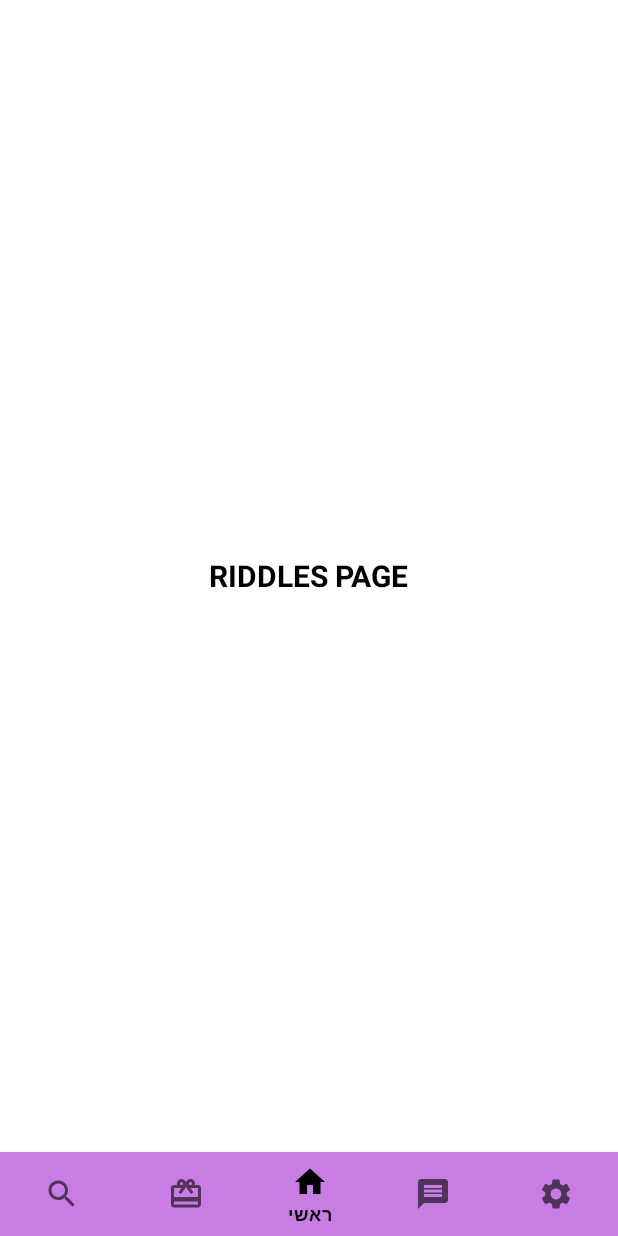
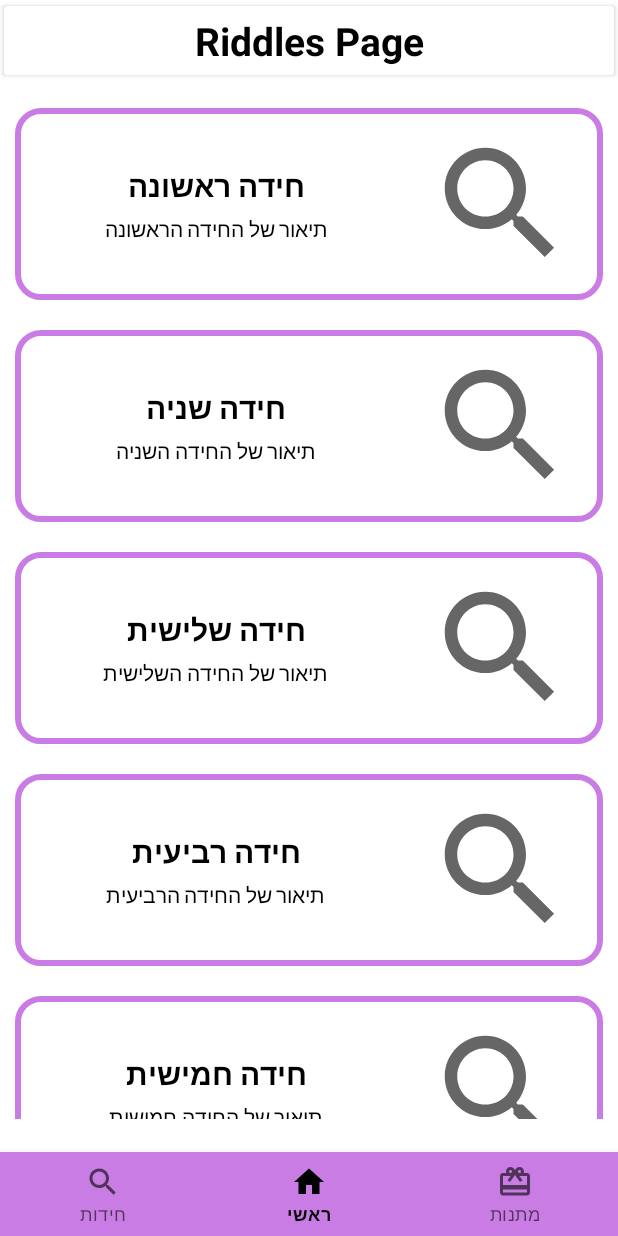
Before and after one commit to MishelK/T-L-Wedding, an Android app: the fragment RiddlesFragment placed in its activity, on a phone screen of 412 x 824 dp. Run offline under Robolectric (Android 15) with nearby library versions, the light colour scheme and no system bars.

Commit message:
Riddles fragment, adapter and data handling implementation

```diff
--- a/app/build.gradle
+++ b/app/build.gradle
@@ -42,4 +42,5 @@ dependencies {
     androidTestImplementation 'androidx.test.ext:junit:1.1.3'
     androidTestImplementation 'androidx.test.espresso:espresso-core:3.4.0'
     implementation 'androidx.lifecycle:lifecycle-extensions:2.2.0'
+    implementation 'com.google.code.gson:gson:2.9.1'
 }
--- /dev/null
+++ b/app/src/main/java/com/mishelk/talia_lior_wedding/adapters/RiddleAdapter.kt
@@ -0,0 +1,44 @@
+package com.mishelk.talia_lior_wedding.adapters
+
+import android.content.Context
+import android.media.Image
+import android.view.LayoutInflater
+import android.view.View
+import android.view.ViewGroup
+import android.widget.ImageView
+import android.widget.TextView
+import androidx.recyclerview.widget.RecyclerView
+import com.mishelk.talia_lior_wedding.R
+import com.mishelk.talia_lior_wedding.data_classes.Riddle
+import java.util.*
+
+
+class RiddleAdapter(context: Context, private var data: List<Riddle>) : RecyclerView.Adapter<RiddleAdapter.ViewHolder>() {
+
+    private val mInflater: LayoutInflater = LayoutInflater.from(context)
+
+    override fun onCreateViewHolder(parent: ViewGroup, viewType: Int): ViewHolder {
+        val view: View = mInflater.inflate(R.layout.item_riddle, parent, false)
+        return ViewHolder(view)
+    }
+
+    override fun onBindViewHolder(holder: ViewHolder, position: Int) {
+        val riddle: Riddle = data[position]
+        holder.tvTitle.text = riddle.title
+        holder.tvDescription.text = riddle.description
+        if (riddle.isSolved)
+            holder.ivImage.setImageResource(R.drawable.ic_check)
+        else
+            holder.ivImage.setImageResource(R.drawable.search)
+    }
+
+    override fun getItemCount(): Int {
+        return data.size
+    }
+
+    inner class ViewHolder(itemView: View) : RecyclerView.ViewHolder(itemView) {
+        var tvTitle: TextView = itemView.findViewById(R.id.tvTitle)
+        var tvDescription: TextView = itemView.findViewById(R.id.tvDescription)
+        var ivImage: ImageView = itemView.findViewById(R.id.ivImage)
+    }
+}
--- /dev/null
+++ b/app/src/main/java/com/mishelk/talia_lior_wedding/data_classes/Riddle.kt
@@ -0,0 +1,11 @@
+package com.mishelk.talia_lior_wedding.data_classes
+
+import org.json.JSONObject
+
+data class Riddle(
+    var id: Int = 0,
+    var title: String? = "",
+    var description: String? = "",
+    var answer: String = "",
+    var isSolved: Boolean = false
+)
--- a/app/src/main/java/com/mishelk/talia_lior_wedding/fragments/RiddlesFragment.kt
+++ b/app/src/main/java/com/mishelk/talia_lior_wedding/fragments/RiddlesFragment.kt
@@ -1,24 +1,73 @@
 package com.mishelk.talia_lior_wedding.fragments
 
+import android.content.Context
+import android.content.Context.MODE_PRIVATE
 import android.os.Bundle
 import android.view.LayoutInflater
 import android.view.View
 import android.view.ViewGroup
 import androidx.fragment.app.Fragment
+import androidx.recyclerview.widget.LinearLayoutManager
+import com.google.gson.Gson
+import com.google.gson.reflect.TypeToken
 import com.mishelk.talia_lior_wedding.R
+import com.mishelk.talia_lior_wedding.adapters.RiddleAdapter
+import com.mishelk.talia_lior_wedding.data_classes.Riddle
+import kotlinx.android.synthetic.main.fragment_riddles.*
+import org.json.JSONObject
+import java.io.BufferedReader
+import java.io.IOException
+import java.io.InputStream
+import java.io.InputStreamReader
 
 class RiddlesFragment: Fragment() {
+
+    private var riddles: MutableList<Riddle> = ArrayList()
 
     // The onCreateView method is called when Fragment should create its View object hierarchy,
     // either dynamically or via XML layout inflation.
     override fun onCreateView(inflater: LayoutInflater, parent: ViewGroup?, savedInstanceState: Bundle?): View? {
         // Defines the xml file for the fragment
+        riddles = getRiddlesData()
+        saveRiddlesData()
         return inflater.inflate(R.layout.fragment_riddles, parent, false)
     }
 
     // This event is triggered soon after onCreateView().
     // Any view setup should occur here.  E.g., view lookups and attaching view listeners.
-//    override fun onViewCreated(view: View?, savedInstanceState: Bundle?) {
-//        // Setup any handles to view objects here
-//    }
+    override fun onViewCreated(view: View, savedInstanceState: Bundle?) {
+        super.onViewCreated(view, savedInstanceState)
+        rvContent.layoutManager = LinearLayoutManager(context)
+        rvContent.adapter = RiddleAdapter(context ?: return, riddles)
+    }
+
+    private fun saveRiddlesData() {
+        val gson = Gson()
+        val stringJson = gson.toJson(riddles)
+        val prefs = requireContext().getSharedPreferences("TLPrefs", MODE_PRIVATE)
+        val editor = prefs.edit()
+        editor.putString("riddles_json", stringJson)
+        editor.commit()
+    }
+
+    private fun getRiddlesData(): MutableList<Riddle> {
+        val riddlesFromCache: MutableList<Riddle>? = getRiddlesDataFromSp()
+        return riddlesFromCache ?: getInitialRiddlesData()
+    }
+
+    private fun getRiddlesDataFromSp(): MutableList<Riddle>? {
+        val prefs = requireContext().getSharedPreferences("TLPrefs", MODE_PRIVATE)
+        val stringJson = prefs.getString("riddles_json", null)
+        val gson = Gson()
+        val itemType = object : TypeToken<MutableList<Riddle>>() {}.type
+        return gson.fromJson(stringJson, itemType)
+    }
+
+    private fun getInitialRiddlesData(): MutableList<Riddle> {
+        val gson = Gson()
+        val itemType = object : TypeToken<MutableList<Riddle>>() {}.type
+        val i: InputStream = requireContext().resources.openRawResource(R.raw.initial_riddles_data)
+        val br = BufferedReader(InputStreamReader(i))
+        return gson.fromJson(br, itemType)
+    }
 }
--- /dev/null
+++ b/app/src/main/res/drawable-anydpi/ic_check.xml
@@ -0,0 +1,16 @@
+<vector xmlns:android="http://schemas.android.com/apk/res/android"
+    android:width="24dp"
+    android:height="24dp"
+    android:viewportWidth="24"
+    android:viewportHeight="24"
+    android:tint="#39E533"
+    android:alpha="0.8">
+  <group android:scaleX="0.90909094"
+      android:scaleY="0.90909094"
+      android:translateX="1.0909091"
+      android:translateY="1.0909091">
+    <path
+        android:fillColor="@android:color/white"
+        android:pathData="M12,2C6.48,2 2,6.48 2,12s4.48,10 10,10 10,-4.48 10,-10S17.52,2 12,2zM10,17l-5,-5 1.41,-1.41L10,14.17l7.59,-7.59L19,8l-9,9z"/>
+  </group>
+</vector>
--- a/app/src/main/res/layout/fragment_riddles.xml
+++ b/app/src/main/res/layout/fragment_riddles.xml
@@ -1,15 +1,42 @@
 <?xml version="1.0" encoding="utf-8"?>
 <RelativeLayout xmlns:android="http://schemas.android.com/apk/res/android"
     android:layout_width="match_parent"
-    android:layout_height="match_parent">
+    android:layout_height="match_parent"
+    xmlns:app="http://schemas.android.com/apk/res-auto"
+    xmlns:tools="http://schemas.android.com/tools"
+    tools:context=".fragments.RiddlesFragment">
 
-    <TextView
-        android:layout_width="wrap_content"
+    <androidx.cardview.widget.CardView
+        android:id="@+id/cvTitle"
+        android:layout_width="match_parent"
         android:layout_height="wrap_content"
-        android:layout_centerInParent="true"
-        android:textSize="20sp"
-        android:textStyle="bold"
-        android:textColor="@color/black"
-        android:text="RIDDLES PAGE"/>
+        android:elevation="1dp"
+        app:cardUseCompatPadding="true"
+        android:layout_alignParentTop="true">
+
+        <TextView
+            android:id="@+id/tvTitle"
+            android:layout_width="match_parent"
+            android:layout_height="wrap_content"
+            android:text="Riddles Page"
+            android:textSize="26dp"
+            android:layout_gravity="center"
+            android:gravity="center"
+            android:textStyle="bold"
+            android:textColor="@color/colorOnPrimary"
+            android:layout_marginVertical="5dp"/>
+
+    </androidx.cardview.widget.CardView>
+
+    <androidx.recyclerview.widget.RecyclerView
+        android:id="@+id/rvContent"
+        android:layout_width="match_parent"
+        android:layout_height="match_parent"
+        android:layout_below="@id/cvTitle"
+        android:layout_alignParentBottom="true"
+        android:layout_marginTop="-2dp"
+        android:layout_marginBottom="2dp"
+        android:paddingVertical="20dp"
+        android:paddingHorizontal="10dp"/>
 
 </RelativeLayout>
--- a/app/src/main/res/layout/item_riddle.xml
+++ b/app/src/main/res/layout/item_riddle.xml
@@ -4,7 +4,8 @@
     android:layout_height="wrap_content"
     xmlns:app="http://schemas.android.com/apk/res-auto"
     android:background="@drawable/border_primary"
-    android:padding="4dp">
+    android:padding="4dp"
+    android:layout_marginBottom="20dp ">
 
     <LinearLayout
         android:id="@+id/llContent"
@@ -15,31 +16,32 @@
 
         <RelativeLayout
             android:layout_width="0dp"
-            android:layout_height="match_parent"
+            android:layout_height="wrap_content"
             android:layout_weight="65"
             android:layout_gravity="center"
-            android:gravity="center">
+            android:gravity="center"
+            android:layout_marginHorizontal="15dp">
 
             <TextView
                 android:id="@+id/tvTitle"
                 android:layout_width="match_parent"
                 android:layout_height="wrap_content"
-                android:text="חידה החידות"
                 android:gravity="center_horizontal"
+                android:text="חידת החידות"
                 android:textColor="@color/colorOnPrimary"
                 android:textSize="20sp"
-                android:textStyle="bold"/>
+                android:textStyle="bold" />
 
             <TextView
-                android:id="@+id/tvContent"
+                android:id="@+id/tvDescription"
                 android:layout_width="match_parent"
                 android:layout_height="wrap_content"
+                android:layout_below="@id/tvTitle"
+                android:layout_marginTop="5dp"
+                android:gravity="center_horizontal"
                 android:text="תיאור החידה הינו טקסט המתאר את תוכן החידה או אופן ביצוע החידה"
-                android:gravity="center_horizontal"
-                android:layout_marginTop="5dp"
                 android:textColor="@color/colorOnPrimary"
-                android:textSize="14sp"
-                android:layout_below="@id/tvTitle" />
+                android:textSize="14sp" />
 
         </RelativeLayout>
 
@@ -51,9 +53,12 @@
 
             <ImageView
                 android:id="@+id/ivImage"
-                android:layout_width="150dp"
-                android:layout_height="150dp"
-                android:layout_margin="10dp"
+                android:layout_width="100dp"
+                android:layout_height="100dp"
+                android:layout_marginStart="10dp"
+                android:layout_marginTop="10dp"
+                android:layout_marginEnd="10dp"
+                android:layout_marginBottom="10dp"
                 android:background="@color/white"
                 android:src="@drawable/search" />
 
--- a/app/src/main/res/menu/bottom_navigation_menu.xml
+++ b/app/src/main/res/menu/bottom_navigation_menu.xml
@@ -6,23 +6,13 @@
         android:icon="@drawable/search"
         android:title="@string/navigation_riddles"/>
     <item
-        android:id="@+id/presents_page"
-        android:enabled="true"
-        android:icon="@drawable/gift"
-        android:title="@string/navigation_presents"/>
-    <item
         android:id="@+id/main_page"
         android:enabled="true"
         android:icon="@drawable/home"
         android:title="@string/navigation_main"/>
     <item
-        android:id="@+id/greetings_page"
+        android:id="@+id/presents_page"
         android:enabled="true"
-        android:icon="@drawable/message"
-        android:title="@string/navigation_greetings"/>
-    <item
-        android:id="@+id/settings_page"
-        android:enabled="true"
-        android:icon="@drawable/settings"
-        android:title="@string/navigation_settings"/>
+        android:icon="@drawable/gift"
+        android:title="@string/navigation_presents"/>
 </menu>
```
Also changed, not shown: app/src/main/java/com/mishelk/talia_lior_wedding/activities/MainActivity.kt (+0 -13 lines), app/src/main/java/com/mishelk/talia_lior_wedding/fragments/GreetingsFragment.kt (deleted, +0 -24 lines), app/src/main/java/com/mishelk/talia_lior_wedding/fragments/SettingsFragment.kt (deleted, +0 -24 lines), app/src/main/res/layout/fragment_greetings.xml (deleted, +0 -15 lines), app/src/main/res/layout/fragment_main.xml (+4 -25 lines), app/src/main/res/layout/fragment_settings.xml (deleted, +0 -15 lines), app/src/main/res/raw/initial_riddles_data.json (added, +44 -0 lines), app/src/main/res/drawable-hdpi/ic_check.png (added), app/src/main/res/drawable-mdpi/ic_check.png (added), app/src/main/res/drawable-xhdpi/ic_check.png (added), app/src/main/res/drawable-xxhdpi/ic_check.png (added).
